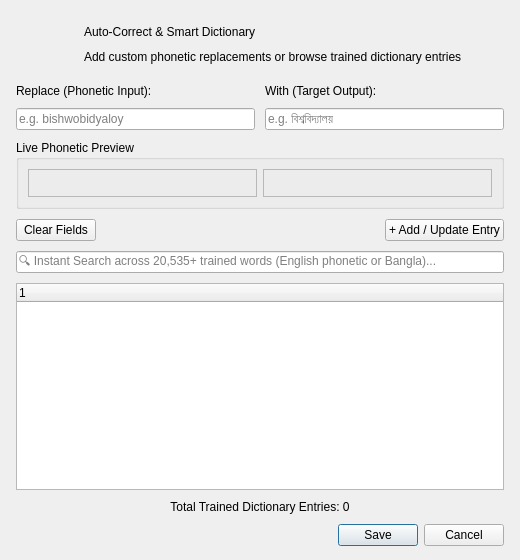
Old version of the form src/frontend/AutoCorrectDialog.ui in the repository sojibcreates-maker/MatraKi-Keyboard.
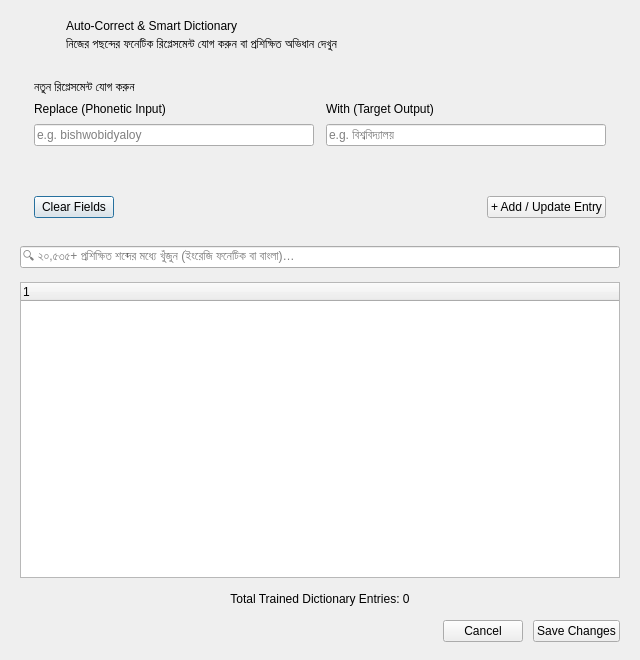
New version of the form. Icons and pictures are not drawn.

The edit to the form file:
```diff
--- a/src/frontend/AutoCorrectDialog.ui
+++ b/src/frontend/AutoCorrectDialog.ui
@@ -6,13 +6,13 @@
    <rect>
     <x>0</x>
     <y>0</y>
-    <width>520</width>
-    <height>560</height>
+    <width>640</width>
+    <height>660</height>
    </rect>
   </property>
   <property name="minimumSize">
    <size>
-    <width>520</width>
+    <width>560</width>
     <height>560</height>
    </size>
   </property>
@@ -21,69 +21,59 @@
   </property>
   <layout class="QVBoxLayout" name="verticalLayout">
    <property name="spacing">
-    <number>10</number>
+    <number>0</number>
    </property>
    <property name="leftMargin">
-    <number>16</number>
+    <number>0</number>
    </property>
    <property name="topMargin">
-    <number>14</number>
+    <number>0</number>
    </property>
    <property name="rightMargin">
-    <number>16</number>
+    <number>0</number>
    </property>
    <property name="bottomMargin">
-    <number>14</number>
+    <number>0</number>
    </property>
    <item>
-    <widget class="QFrame" name="headerFrame">
-     <property name="minimumSize">
-      <size>
-       <width>0</width>
-       <height>60</height>
-      </size>
-     </property>
-     <property name="maximumSize">
-      <size>
-       <width>16777215</width>
-       <height>60</height>
-      </size>
-     </property>
+    <widget class="QFrame" name="root">
+     <layout class="QVBoxLayout" name="rootLayout">
+      <property name="spacing">
+       <number>14</number>
+      </property>
+      <property name="leftMargin">
+       <number>20</number>
+      </property>
+      <property name="topMargin">
+       <number>18</number>
+      </property>
+      <property name="rightMargin">
+       <number>20</number>
+      </property>
+      <property name="bottomMargin">
+       <number>18</number>
+      </property>
+      <item>
      <layout class="QHBoxLayout" name="headerLayout">
       <property name="spacing">
        <number>12</number>
       </property>
-      <property name="leftMargin">
-       <number>14</number>
-      </property>
-      <property name="topMargin">
-       <number>6</number>
-      </property>
-      <property name="rightMargin">
-       <number>14</number>
-      </property>
-      <property name="bottomMargin">
-       <number>6</number>
-      </property>
       <item>
        <widget class="QLabel" name="lblHeaderIcon">
         <property name="minimumSize">
          <size>
-          <width>42</width>
-          <height>42</height>
+            <width>34</width>
+            <height>34</height>
          </size>
         </property>
         <property name="maximumSize">
          <size>
-          <width>42</width>
-          <height>42</height>
-         </size>
-        </property>
-        <property name="pixmap">
-         <pixmap resource="images.qrc">:/images/MatraKi.png</pixmap>
-        </property>
-        <property name="scaledContents">
-         <bool>true</bool>
+            <width>34</width>
+            <height>34</height>
+           </size>
+          </property>
+          <property name="text">
+           <string/>
         </property>
        </widget>
       </item>
@@ -102,28 +92,71 @@
         <item>
          <widget class="QLabel" name="lblHeaderSub">
           <property name="text">
-           <string>Add custom phonetic replacements or browse trained dictionary entries</string>
+             <string>নিজের পছন্দের ফনেটিক রিপ্লেসমেন্ট যোগ করুন বা প্রশিক্ষিত অভিধান দেখুন</string>
           </property>
          </widget>
         </item>
        </layout>
       </item>
-     </layout>
+        <item>
+         <spacer name="headerSpacer">
+          <property name="orientation">
+           <enum>Qt::Horizontal</enum>
+          </property>
+          <property name="sizeHint" stdset="0">
+           <size>
+            <width>40</width>
+            <height>20</height>
+           </size>
+          </property>
+         </spacer>
+        </item>
+       </layout>
+      </item>
+      <item>
+       <widget class="QFrame" name="entryCard">
+        <property name="frameShape">
+         <enum>QFrame::NoFrame</enum>
+        </property>
+        <layout class="QVBoxLayout" name="entryCardLayout">
+         <property name="spacing">
+          <number>8</number>
+         </property>
+         <property name="leftMargin">
+          <number>14</number>
+         </property>
+         <property name="topMargin">
+          <number>14</number>
+         </property>
+         <property name="rightMargin">
+          <number>14</number>
+         </property>
+         <property name="bottomMargin">
+          <number>14</number>
+         </property>
+         <item>
+          <widget class="QLabel" name="lblEntryTitle">
+           <property name="text">
+            <string>নতুন রিপ্লেসমেন্ট যোগ করুন</string>
+           </property>
     </widget>
    </item>
    <item>
     <layout class="QHBoxLayout" name="horizontalLayout_3">
+           <property name="spacing">
+            <number>12</number>
+           </property>
      <item>
       <widget class="QLabel" name="label">
        <property name="text">
-        <string>Replace (Phonetic Input):</string>
+              <string>Replace (Phonetic Input)</string>
        </property>
       </widget>
      </item>
      <item>
       <widget class="QLabel" name="label_2">
        <property name="text">
-        <string>With (Target Output):</string>
+              <string>With (Target Output)</string>
        </property>
       </widget>
      </item>
@@ -131,6 +164,9 @@
    </item>
    <item>
     <layout class="QHBoxLayout" name="horizontalLayout_4">
+           <property name="spacing">
+            <number>12</number>
+           </property>
      <item>
       <widget class="QLineEdit" name="txtReplace">
        <property name="placeholderText">
@@ -141,29 +177,25 @@
      <item>
       <widget class="QLineEdit" name="txtWith">
        <property name="placeholderText">
-        <string>e.g. বিশ্ববিদ্যালয়</string>
+              <string>e.g. বিশ্ববিদ্যালয়</string>
        </property>
       </widget>
      </item>
     </layout>
    </item>
    <item>
-    <widget class="QGroupBox" name="groupBox">
-     <property name="title">
-      <string>Live Phonetic Preview</string>
-     </property>
-     <layout class="QHBoxLayout" name="horizontalLayout">
+          <layout class="QHBoxLayout" name="previewLayout">
+           <property name="spacing">
+            <number>12</number>
+           </property>
       <item>
        <widget class="QLabel" name="lblPreviewR">
         <property name="minimumSize">
          <size>
           <width>0</width>
-          <height>28</height>
-         </size>
-        </property>
-        <property name="frameShape">
-         <enum>QFrame::StyledPanel</enum>
-        </property>
+               <height>34</height>
+              </size>
+             </property>
         <property name="text">
          <string/>
         </property>
@@ -174,22 +206,21 @@
         <property name="minimumSize">
          <size>
           <width>0</width>
-          <height>28</height>
-         </size>
-        </property>
-        <property name="frameShape">
-         <enum>QFrame::StyledPanel</enum>
-        </property>
+               <height>34</height>
+              </size>
+             </property>
         <property name="text">
          <string/>
         </property>
        </widget>
       </item>
      </layout>
-    </widget>
    </item>
    <item>
     <layout class="QHBoxLayout" name="horizontalLayout_2">
+           <property name="spacing">
+            <number>8</number>
+           </property>
      <item>
       <widget class="QPushButton" name="btnClear">
        <property name="cursor">
@@ -225,10 +256,13 @@
      </item>
     </layout>
    </item>
+        </layout>
+       </widget>
+      </item>
    <item>
     <widget class="QLineEdit" name="txtSearch">
      <property name="placeholderText">
-      <string>🔍 Instant Search across 20,535+ trained words (English phonetic or Bangla)...</string>
+         <string>🔍 ২০,৫৩৫+ প্রশিক্ষিত শব্দের মধ্যে খুঁজুন (ইংরেজি ফনেটিক বা বাংলা)…</string>
      </property>
      <property name="clearButtonEnabled">
       <bool>true</bool>
@@ -258,13 +292,46 @@
     </widget>
    </item>
    <item>
-    <widget class="QDialogButtonBox" name="buttonBox">
+       <layout class="QHBoxLayout" name="footerLayout">
+        <property name="spacing">
+         <number>10</number>
+        </property>
+        <item>
+         <spacer name="footerSpacer">
      <property name="orientation">
       <enum>Qt::Horizontal</enum>
      </property>
-     <property name="standardButtons">
-      <set>QDialogButtonBox::Cancel|QDialogButtonBox::Save</set>
-     </property>
+          <property name="sizeHint" stdset="0">
+           <size>
+            <width>40</width>
+            <height>20</height>
+           </size>
+          </property>
+         </spacer>
+        </item>
+        <item>
+         <widget class="QPushButton" name="btnCancel">
+          <property name="cursor">
+           <cursorShape>PointingHandCursor</cursorShape>
+          </property>
+          <property name="text">
+           <string>Cancel</string>
+          </property>
+         </widget>
+        </item>
+        <item>
+         <widget class="QPushButton" name="btnSave">
+          <property name="cursor">
+           <cursorShape>PointingHandCursor</cursorShape>
+          </property>
+          <property name="text">
+           <string>Save Changes</string>
+          </property>
+         </widget>
+        </item>
+       </layout>
+      </item>
+     </layout>
     </widget>
    </item>
   </layout>
```
Left out of the diff: 19 changed lines with no effect on the pictures. Lines whose indentation alone changed are shown as unchanged.
